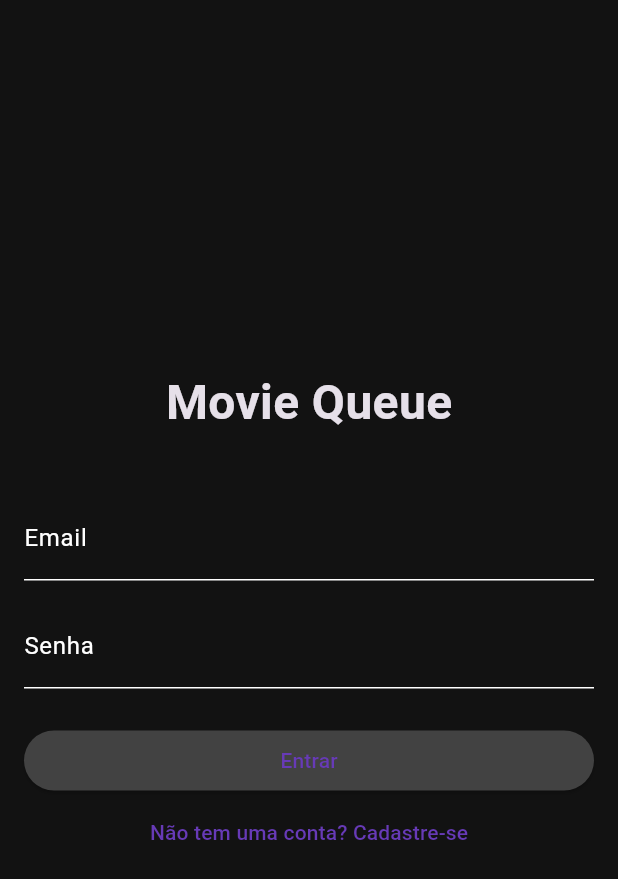
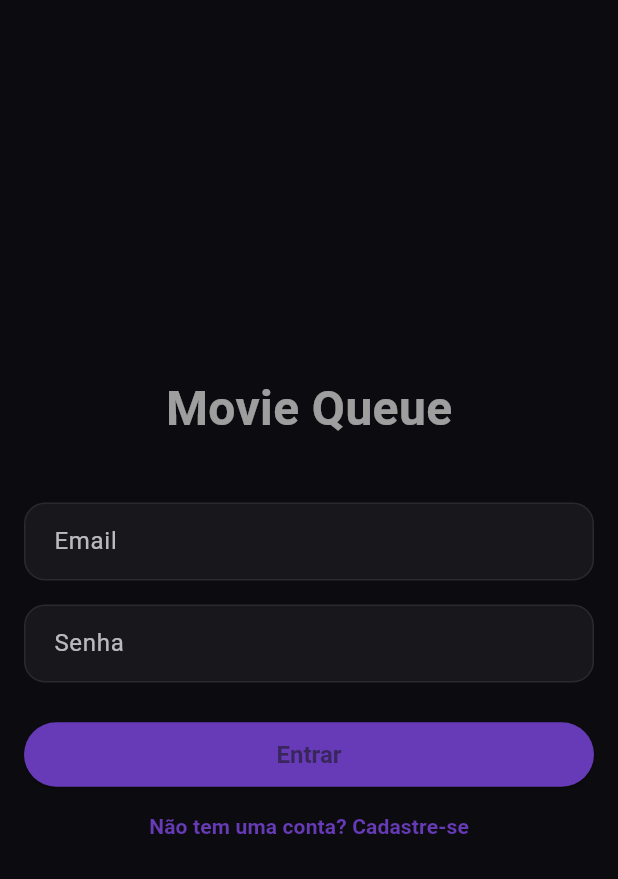
Before and after one commit to ferreiraryan/futter_movies_queue, a Flutter app: the screen it shows after launch, on a phone screen of 412 x 824 dp. Shown: the top 879 px of the screen. Run offline on Flutter 3.47's test engine with Material 3 defaults, Android fonts, the phone set to English and light mode, and no system bars; our stand-ins replace cloud_firestore, firebase_auth, firebase_core, flutter_rating_bar, shimmer; accounts and stored records are empty.

Commit message:
Feat: Themes Datas

```diff
--- a/lib/main.dart
+++ b/lib/main.dart
@@ -2,12 +2,10 @@ import 'package:firebase_core/firebase_core.dart';
 import 'package:flutter/material.dart';
 import 'package:movie_queue/features/auth/widgets/auth_gate.dart';
 import 'package:movie_queue/firebase_options.dart';
-
-
+import 'package:movie_queue/shared/theme/app_theme.dart';
 
 void main() async {
   WidgetsFlutterBinding.ensureInitialized();
-
 
   await Firebase.initializeApp(options: DefaultFirebaseOptions.currentPlatform);
   runApp(const MyApp());
@@ -20,14 +18,9 @@ class MyApp extends StatelessWidget {
   Widget build(BuildContext context) {
     return MaterialApp(
       title: 'Movie Queue',
-      theme: ThemeData.dark().copyWith(
-        primaryColor: Colors.deepPurple,
-        scaffoldBackgroundColor: const Color(0xFF121212),
-        colorScheme: ColorScheme.fromSwatch(
-          brightness: Brightness.dark,
-          primarySwatch: Colors.deepPurple,
-        ),
-      ),
+      themeMode: ThemeMode.dark,
+      theme: AppTheme.darkTheme,
+      darkTheme: AppTheme.darkTheme,
       debugShowCheckedModeBanner: false,
       home: const AuthGate(),
     );
--- /dev/null
+++ b/lib/shared/theme/app_theme.dart
@@ -0,0 +1,163 @@
+import 'package:flutter/material.dart';
+
+class AppTheme {
+  // 🌈 Paleta base
+  static const Color _primaryColor = Colors.deepPurple;
+  static const Color _accentColor = Colors.amber;
+  static const Color _backgroundColor = Color(
+    0xFF0C0C10,
+  ); // fundo mais "cinema"
+  static const Color _surfaceColor = Color(0xFF17171C); // cards / sheets
+  static const Color _errorColor = Colors.redAccent;
+
+  static ThemeData get darkTheme {
+    // 🎨 Esquema de cores baseado em seed (Material 3)
+    final ColorScheme baseScheme = ColorScheme.fromSeed(
+      seedColor: _primaryColor,
+      brightness: Brightness.dark,
+    );
+
+    final ColorScheme colorScheme = baseScheme.copyWith(
+      primary: _primaryColor,
+      secondary: _accentColor,
+      secondaryContainer: _accentColor.withOpacity(0.25),
+      surface: _surfaceColor,
+      background: _backgroundColor,
+      error: _errorColor,
+    );
+
+    return ThemeData(
+      useMaterial3: true,
+      brightness: Brightness.dark,
+      colorScheme: colorScheme,
+      scaffoldBackgroundColor: _backgroundColor,
+
+      // 🧭 AppBar “vidro fosco”
+      appBarTheme: AppBarTheme(
+        backgroundColor: Colors.black.withOpacity(0.2),
+        elevation: 0,
+        centerTitle: true,
+        scrolledUnderElevation: 0,
+        iconTheme: const IconThemeData(color: Colors.white),
+        titleTextStyle: const TextStyle(
+          fontSize: 20,
+          fontWeight: FontWeight.w600,
+          color: Colors.white,
+        ),
+      ),
+
+      // 🃏 Cards padrão (listas, detalhes etc.)
+      cardTheme: CardThemeData(
+        color: _surfaceColor,
+        elevation: 3,
+        margin: const EdgeInsets.symmetric(horizontal: 16, vertical: 8),
+        shape: RoundedRectangleBorder(borderRadius: BorderRadius.circular(16)),
+      ),
+
+      // 🔘 ElevatedButton
+      elevatedButtonTheme: ElevatedButtonThemeData(
+        style: ElevatedButton.styleFrom(
+          backgroundColor: colorScheme.primary,
+          foregroundColor: colorScheme.onPrimary,
+          padding: const EdgeInsets.symmetric(horizontal: 24, vertical: 12),
+          shape: RoundedRectangleBorder(
+            borderRadius: BorderRadius.circular(999), // pill button
+          ),
+          textStyle: const TextStyle(fontWeight: FontWeight.w600, fontSize: 16),
+        ),
+      ),
+
+      // 🕹 FAB
+      floatingActionButtonTheme: FloatingActionButtonThemeData(
+        backgroundColor: colorScheme.secondary,
+        foregroundColor: Colors.black,
+        shape: RoundedRectangleBorder(borderRadius: BorderRadius.circular(16)),
+      ),
+
+      // ✏️ Inputs (TextField / TextFormField)
+      inputDecorationTheme: InputDecorationTheme(
+        filled: true,
+        fillColor: _surfaceColor,
+        contentPadding: const EdgeInsets.symmetric(
+          horizontal: 16,
+          vertical: 14,
+        ),
+        border: OutlineInputBorder(
+          borderRadius: BorderRadius.circular(14),
+          borderSide: BorderSide(color: Colors.white.withOpacity(0.08)),
+        ),
+        enabledBorder: OutlineInputBorder(
+          borderRadius: BorderRadius.circular(14),
+          borderSide: BorderSide(color: Colors.white.withOpacity(0.08)),
+        ),
+        focusedBorder: OutlineInputBorder(
+          borderRadius: BorderRadius.circular(14),
+          borderSide: BorderSide(color: colorScheme.primary, width: 2),
+        ),
+        errorBorder: OutlineInputBorder(
+          borderRadius: BorderRadius.circular(14),
+          borderSide: BorderSide(color: colorScheme.error),
+        ),
+        labelStyle: TextStyle(color: Colors.white.withOpacity(0.7)),
+        hintStyle: TextStyle(color: Colors.white.withOpacity(0.4)),
+      ),
+
+      // 📝 Textos globais
+      textTheme: const TextTheme(
+        headlineLarge: TextStyle(
+          fontSize: 32,
+          fontWeight: FontWeight.bold,
+          color: Colors.white,
+        ),
+        headlineMedium: TextStyle(
+          fontSize: 24,
+          fontWeight: FontWeight.w600,
+          color: Colors.white,
+        ),
+        titleMedium: TextStyle(
+          fontSize: 18,
+          fontWeight: FontWeight.w500,
+          color: Colors.white,
+        ),
+        bodyLarge: TextStyle(fontSize: 16, color: Colors.white70),
+        bodyMedium: TextStyle(fontSize: 14, color: Colors.white60),
+        labelLarge: TextStyle(fontSize: 14, fontWeight: FontWeight.w600),
+      ),
+
+      // 🪟 Dialogs
+      dialogTheme: DialogThemeData(
+        backgroundColor: _surfaceColor,
+        shape: RoundedRectangleBorder(borderRadius: BorderRadius.circular(18)),
+        titleTextStyle: const TextStyle(
+          fontSize: 20,
+          fontWeight: FontWeight.bold,
+          color: Colors.white,
+        ),
+        contentTextStyle: const TextStyle(fontSize: 14, color: Colors.white70),
+      ),
+
+      // 🧱 BottomSheet / Modal “cinema”
+      bottomSheetTheme: const BottomSheetThemeData(
+        backgroundColor: Color(0xFF15151A),
+        shape: RoundedRectangleBorder(
+          borderRadius: BorderRadius.vertical(top: Radius.circular(24)),
+        ),
+      ),
+
+      // 🔽 Dropdown / Menus
+      dropdownMenuTheme: DropdownMenuThemeData(
+        inputDecorationTheme: const InputDecorationTheme(
+          border: OutlineInputBorder(),
+        ),
+        textStyle: const TextStyle(fontSize: 14, color: Colors.white70),
+      ),
+
+      snackBarTheme: SnackBarThemeData(
+        backgroundColor: Colors.white.withOpacity(0.05),
+        contentTextStyle: const TextStyle(color: Colors.white),
+        behavior: SnackBarBehavior.floating,
+        shape: RoundedRectangleBorder(borderRadius: BorderRadius.circular(14)),
+      ),
+    );
+  }
+}
```
